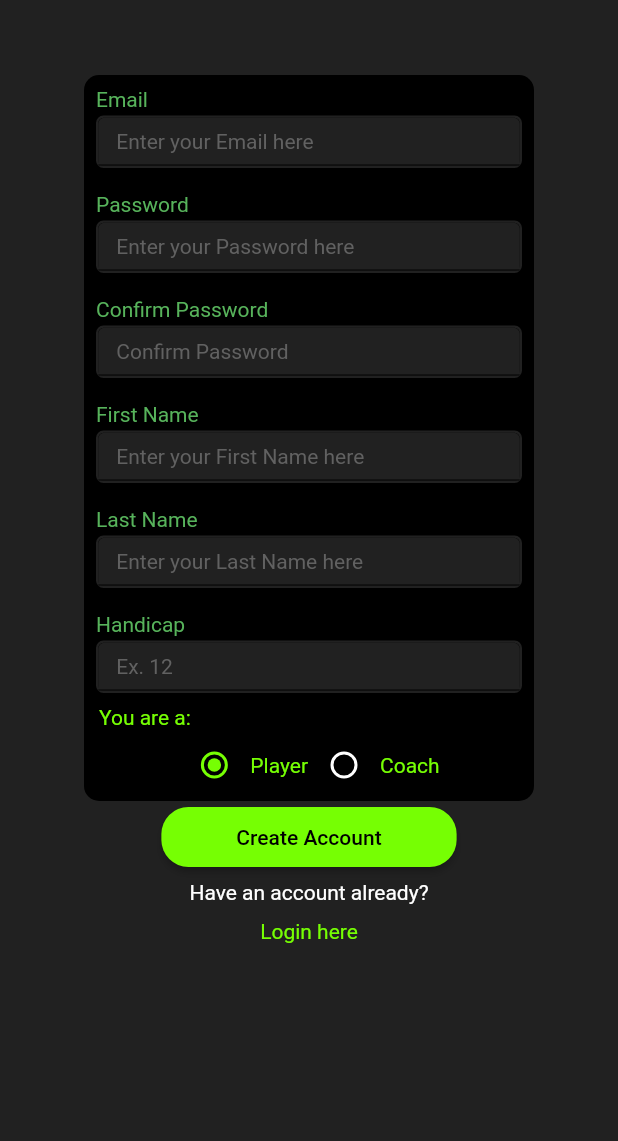
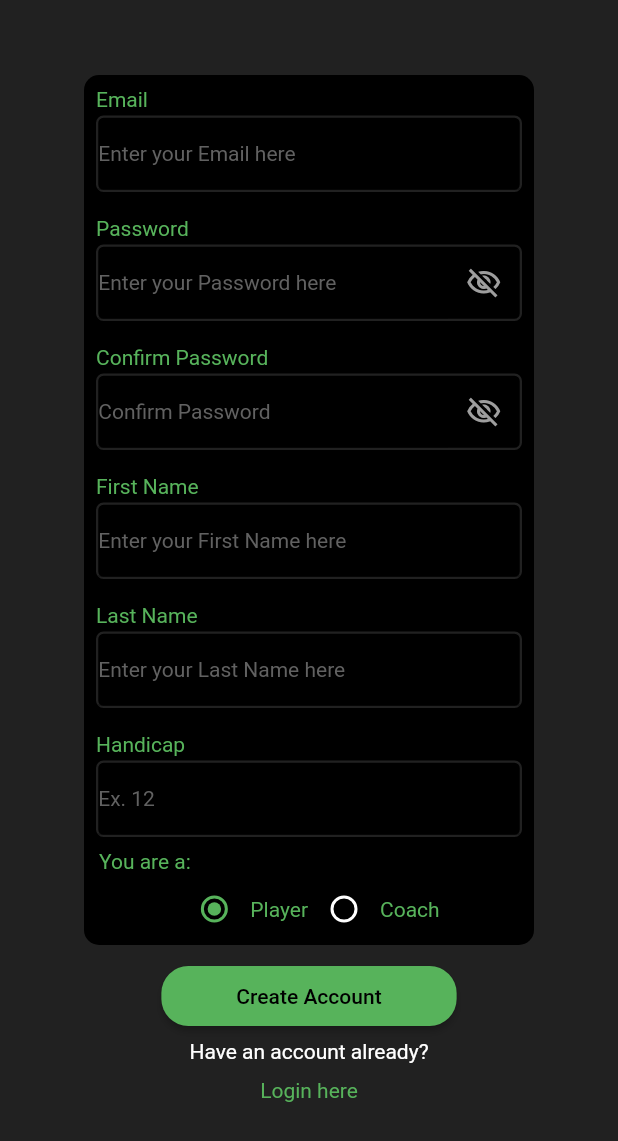
Before and after one commit to yared123yared/birdiefy_excercise, a Flutter app: the SignUpView screen opened directly, on a phone screen of 412 x 824 dp. Shown: the top 1141 px of the screen. Run offline on Flutter 3.47's test engine with Material 2 defaults, Android fonts, the phone set to English and light mode, and no system bars; our stand-ins replace auto_size_text, carousel_slider, cloud_firestore, equatable, firebase_auth, firebase_core and 7 more; missing offline and left inert: tflite; accounts and stored records are empty; network calls fail.

```diff
--- a/lib/Screen/signup/signup.dart
+++ b/lib/Screen/signup/signup.dart
@@ -4,6 +4,7 @@ import 'package:app/Screen/login/login.dart';
 import 'package:app/Widget/textfield_widget.dart';
 import 'package:app/model/user_entity.dart';
 import 'package:app/service/firebase_service.dart';
+import 'package:app/utils/app_theme.dart';
 import 'package:flutter/material.dart';
 
 final TextEditingController _emailController = TextEditingController();
@@ -35,16 +36,78 @@ class _SignUpViewState extends State<SignUpView> {
   bool hasFirstNameError = false;
   bool hasLastNameError = false;
   bool hasHandicapError = false;
+  bool obscureText1 = true;
+  bool obscureText2 = true;
+  Role currentRole = Role.Player;
+  bool isLoading = false;
 
-  Role currentRole = Role.Player;
+  Widget _buildCreateAccount() {
+    return ElevatedButton(
+      style: ButtonStyle(
+        padding: MaterialStateProperty.resolveWith((states) {
+          return const EdgeInsets.symmetric(horizontal: 50, vertical: 12);
+        }),
+        shape: MaterialStateProperty.resolveWith((states) {
+          return RoundedRectangleBorder(
+            borderRadius: BorderRadius.circular(18),
+          );
+        }),
+        backgroundColor: MaterialStateProperty.resolveWith((states) {
+          // If the button is pressed, return green, otherwise blue
+          if (states.contains(MaterialState.pressed)) {
+            return AppTheme.primaryColor;
+          }
+          return AppTheme.primaryColor;
+        }),
+      ),
+      onPressed: () async {
+        setState(() {
+          isLoading = true;
+        });
+        if (_confirmPasswordController.text != _passwordController.text) {
+          ScaffoldMessenger.of(context).showSnackBar(
+            const SnackBar(
+              content: Text("Password didn't match"),
+            ),
+          );
+        } else {
+          UserEntity userEntity = UserEntity(
+              password: _passwordController.text,
+              firstName: _firstNameController.text,
+              lastName: _lastNameController.text,
+              email: _emailController.text,
+              handicap: _handicapController.text,
+              role: Role.Player.toString());
+          try {
+            await createUserWithEmailAndPassword(
+                email: _emailController.text,
+                password: _passwordController.text,
+                userEntity: userEntity);
+            Navigator.of(context).pushReplacement(
+                MaterialPageRoute(builder: (context) => LoginView()));
+          } catch (e) {
+            setState(() {
+              isLoading = false;
+            });
+            ScaffoldMessenger.of(context).showSnackBar(
+              SnackBar(
+                content: Text(e.toString()),
+              ),
+            );
+          }
+        }
+      },
+      child: Text(
+        'Create Account',
+        style: TextStyle(color: Colors.black),
+      ),
+    );
+  }
+
   @override
   Widget build(BuildContext context) {
     return Scaffold(
       backgroundColor: Colors.grey.shade900,
-      // appBar: AppBar(
-      //   title: const Text('Create Account'),
-      //   centerTitle: true,
-      // ),
       body: SingleChildScrollView(
         child: Padding(
           padding: const EdgeInsets.fromLTRB(0, 50, 0, 13),
@@ -107,6 +170,23 @@ class _SignUpViewState extends State<SignUpView> {
                                 textInputType: TextInputType.visiblePassword,
                                 textInputAction: TextInputAction.next,
                                 textCapitalization: TextCapitalization.words,
+                                obscureText: obscureText1,
+                                suffixIcon: IconButton(
+                                  splashRadius: 1,
+                                  onPressed: () {
+                                    FocusScope.of(context)
+                                        .requestFocus(FocusNode());
+                                    setState(() {
+                                      obscureText1 = !obscureText1;
+                                    });
+                                  },
+                                  icon: Icon(
+                                    !obscureText1
+                                        ? Icons.visibility_outlined
+                                        : Icons.visibility_off_outlined,
+                                    color: Colors.grey,
+                                  ),
+                                ),
                               ),
                               TextFieldWidget(
                                 controller: _confirmPasswordController,
@@ -129,6 +209,23 @@ class _SignUpViewState extends State<SignUpView> {
                                 textInputType: TextInputType.visiblePassword,
                                 textInputAction: TextInputAction.next,
                                 textCapitalization: TextCapitalization.words,
+                                obscureText: obscureText2,
+                                suffixIcon: IconButton(
+                                  splashRadius: 1,
+                                  onPressed: () {
+                                    FocusScope.of(context)
+                                        .requestFocus(FocusNode());
+                                    setState(() {
+                                      obscureText2 = !obscureText2;
+                                    });
+                                  },
+                                  icon: Icon(
+                                    !obscureText2
+                                        ? Icons.visibility_outlined
+                                        : Icons.visibility_off_outlined,
+                                    color: Colors.grey,
+                                  ),
+                                ),
                               ),
                               TextFieldWidget(
                                 controller: _firstNameController,
@@ -196,15 +293,14 @@ class _SignUpViewState extends State<SignUpView> {
                                 textInputAction: TextInputAction.next,
                                 textCapitalization: TextCapitalization.words,
                               ),
-                              Padding(
+                              const Padding(
                                 padding: EdgeInsets.fromLTRB(10, 0, 0, 0),
                                 child: Align(
                                   alignment: Alignment.topLeft,
                                   child: Text(
                                     "You are a: ",
-                                    style: TextStyle(
-                                        color:
-                                            Colors.lightGreenAccent.shade400),
+                                    style:
+                                        TextStyle(color: AppTheme.primaryColor),
                                   ),
                                 ),
                               ),
@@ -227,19 +323,17 @@ class _SignUpViewState extends State<SignUpView> {
                                                 (states) {
                                           if (states.contains(
                                               MaterialState.selected)) {
-                                            return Colors
-                                                .lightGreenAccent.shade400;
+                                            return AppTheme.primaryColor;
                                           }
                                           return Colors.white;
                                         }),
                                         focusColor: Colors.white,
                                         activeColor: Colors.white,
                                       ),
-                                      Text(
+                                      const Text(
                                         'Player',
                                         style: TextStyle(
-                                            color: Colors
-                                                .lightGreenAccent.shade400),
+                                            color: AppTheme.primaryColor),
                                       )
                                     ],
                                   ),
@@ -258,17 +352,15 @@ class _SignUpViewState extends State<SignUpView> {
                                                 (states) {
                                           if (states.contains(
                                               MaterialState.selected)) {
-                                            return Colors
-                                                .lightGreenAccent.shade400;
+                                            return AppTheme.primaryColor;
                                           }
                                           return Colors.white;
                                         }),
                                       ),
-                                      Text(
+                                      const Text(
                                         'Coach',
                                         style: TextStyle(
-                                            color: Colors
-                                                .lightGreenAccent.shade400),
+                                            color: AppTheme.primaryColor),
                                       ),
                                     ],
                                   ),
@@ -280,10 +372,14 @@ class _SignUpViewState extends State<SignUpView> {
                       ),
                     ],
                   ),
-                  _SubmitButton(
-                    email: _emailController.text,
-                    password: _passwordController.text,
+                  const SizedBox(
+                    height: 10,
                   ),
+                  isLoading
+                      ? const CircularProgressIndicator(
+                          color: AppTheme.primaryColor,
+                        )
+                      : _buildCreateAccount(),
                 ],
               ),
               const SizedBox(
@@ -301,10 +397,9 @@ class _SignUpViewState extends State<SignUpView> {
                   GestureDetector(
                       onTap: () => Navigator.of(context).push(
                           MaterialPageRoute(builder: (context) => LoginView())),
-                      child: Text(
+                      child: const Text(
                         "Login here",
-                        style:
-                            TextStyle(color: Colors.lightGreenAccent.shade400),
+                        style: TextStyle(color: AppTheme.primaryColor),
                       ))
                 ],
               )
@@ -316,102 +411,16 @@ class _SignUpViewState extends State<SignUpView> {
   }
 }
 
-class _CreateAccountEmail extends StatelessWidget {
-  _CreateAccountEmail({
-    Key? key,
-    required this.emailController,
-  }) : super(key: key);
-  final TextEditingController emailController;
+// class _SubmitButton extends StatelessWidget {
+//   _SubmitButton({
+//     Key? key,
+//     required this.email,
+//     required this.password,
+//   }) : super(key: key);
+//   final String email, password;
 
-  @override
-  Widget build(BuildContext context) {
-    return SizedBox(
-      width: MediaQuery.of(context).size.width / 2,
-      child: TextField(
-        controller: emailController,
-        decoration: const InputDecoration(hintText: 'Email'),
-      ),
-    );
-  }
-}
+//   @override
+//   Widget build(BuildContext context) {
 
-class _CreateAccountPassword extends StatelessWidget {
-  _CreateAccountPassword({
-    Key? key,
-    required this.passwordController,
-  }) : super(key: key);
-  final TextEditingController passwordController;
-
-  @override
-  Widget build(BuildContext context) {
-    return SizedBox(
-      width: MediaQuery.of(context).size.width / 2,
-      child: TextField(
-        controller: passwordController,
-        obscureText: true,
-        decoration: const InputDecoration(
-          hintText: 'Password',
-        ),
-      ),
-    );
-  }
-}
-
-class _SubmitButton extends StatelessWidget {
-  _SubmitButton({
-    Key? key,
-    required this.email,
-    required this.password,
-  }) : super(key: key);
-  final String email, password;
-
-  @override
-  Widget build(BuildContext context) {
-    return ElevatedButton(
-      style: ButtonStyle(
-        padding: MaterialStateProperty.resolveWith((states) {
-          return EdgeInsets.symmetric(horizontal: 50, vertical: 12);
-        }),
-        shape: MaterialStateProperty.resolveWith((states) {
-          return RoundedRectangleBorder(
-            borderRadius: BorderRadius.circular(18),
-          );
-        }),
-        backgroundColor: MaterialStateProperty.resolveWith((states) {
-          // If the button is pressed, return green, otherwise blue
-          if (states.contains(MaterialState.pressed)) {
-            return Colors.lightGreenAccent;
-          }
-          return Colors.lightGreenAccent.shade400;
-        }),
-      ),
-      onPressed: () async {
-        UserEntity userEntity = UserEntity(
-            password: _passwordController.text,
-            firstName: _firstNameController.text,
-            lastName: _lastNameController.text,
-            email: _emailController.text,
-            handicap: _handicapController.text,
-            role: Role.Player.toString());
-        try {
-          await createUserWithEmailAndPassword(
-              email: _emailController.text,
-              password: _passwordController.text,
-              userEntity: userEntity);
-          Navigator.of(context).pushReplacement(
-              MaterialPageRoute(builder: (context) => LoginView()));
-        } catch (e) {
-          ScaffoldMessenger.of(context).showSnackBar(
-            SnackBar(
-              content: Text(e.toString()),
-            ),
-          );
-        }
-      },
-      child: const Text(
-        'Create Account',
-        style: TextStyle(color: Colors.black),
-      ),
-    );
-  }
-}
+//   }
+// }
--- a/lib/Widget/textfield_widget.dart
+++ b/lib/Widget/textfield_widget.dart
@@ -11,6 +11,7 @@ class TextFieldWidget extends StatelessWidget {
   final TextCapitalization textCapitalization;
   final bool autofocus, absorbing;
   final Widget? suffixIcon;
+  final Widget? prefixIcon;
   final int? maxLines;
   final bool obscureText;
   final ValueChanged<bool> onFocusChange;
@@ -30,6 +31,7 @@ class TextFieldWidget extends StatelessWidget {
     required this.nextFocus,
     required this.title,
     this.hint = '',
+    this.prefixIcon,
     required this.textInputType,
     required this.textInputAction,
     required this.textCapitalization,
@@ -77,7 +79,7 @@ class TextFieldWidget extends StatelessWidget {
                 Expanded(
                   child: Focus(
                     onFocusChange: onFocusChange,
-                    child: TextFormField(
+                    child: TextField(
                       controller: controller,
                       focusNode: focusNode,
                       onChanged: onChanged,
@@ -101,10 +103,11 @@ class TextFieldWidget extends StatelessWidget {
                                   : "Enter your $title here",
                           hintStyle: TextStyle(color: Colors.grey.shade700),
                           counterText: '',
-                          isDense: true,
-                          filled: true,
-                          focusedBorder: const UnderlineInputBorder(),
-                          fillColor: Colors.grey.shade900,
+                          // isDense: false,
+                          // filled: true,
+                          prefixIcon: prefixIcon,
+                          // focusedBorder: const UnderlineInputBorder(),
+                          fillColor: Colors.grey.shade400,
                           errorStyle: const TextStyle(color: Colors.red)),
                     ),
                   ),
```
Also changed, not shown: lib/Screen/login/login.dart (+51 -9 lines), lib/Screen/round/components/round_widget.dart (+5 -3 lines).
